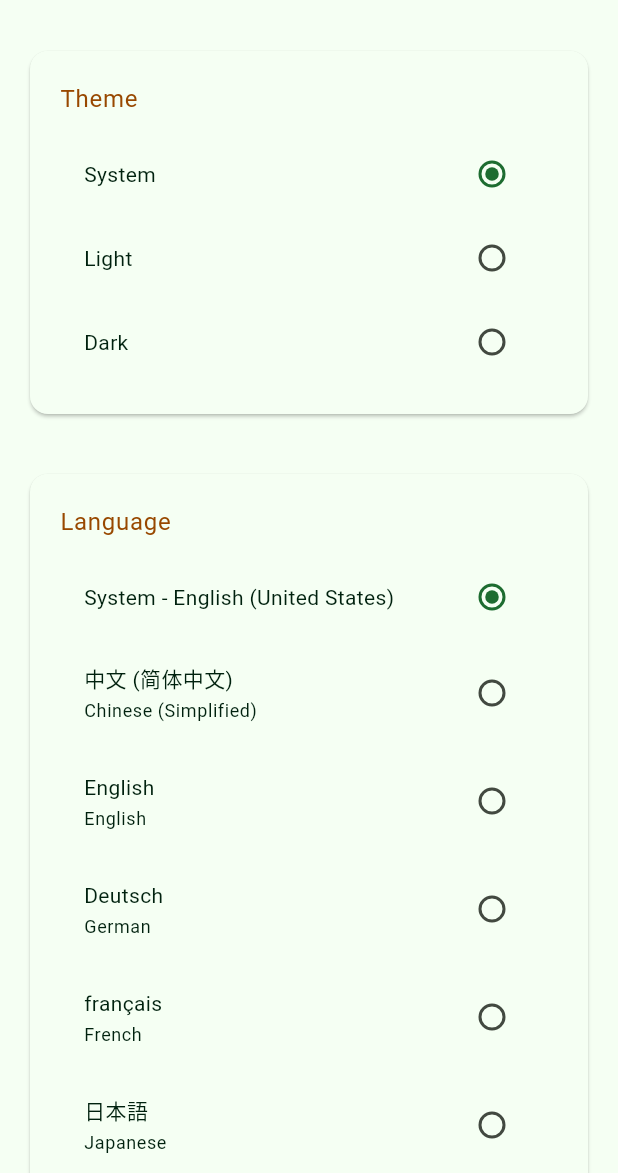
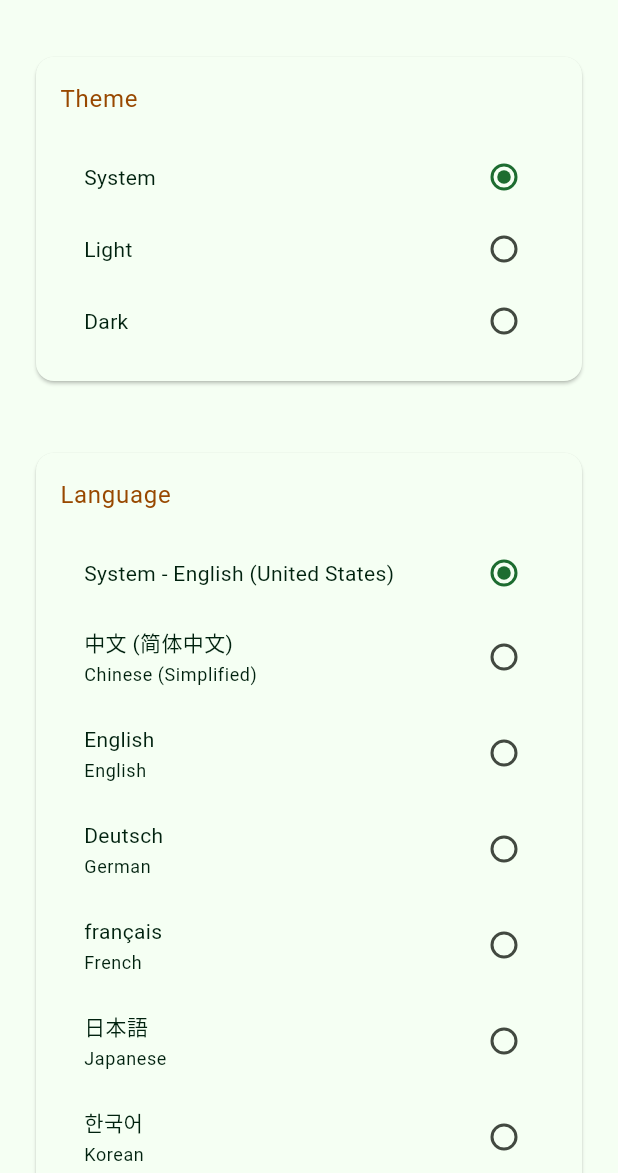
Before and after one commit to mao720/object_note, a Flutter app: the SettingsPage screen opened by its route, on a phone screen of 412 x 824 dp, the part 63-1236 px from its top. Run offline on Flutter 3.47's test engine with Material 2 defaults, Android fonts, the phone set to English and light mode, and no system bars; our stand-ins replace flutter_localized_locales, get, lottie, shared_preferences; accounts and stored records are empty; Roboto replaces fonts that are missing (LXGWWenKaiLite).

Commit message:
feature-setting page

```diff
--- a/lib/pages/settings/settings_view.dart
+++ b/lib/pages/settings/settings_view.dart
@@ -55,20 +55,22 @@ class SettingsPage extends StatelessWidget {
   Widget _createSettingCard(BuildContext context,
       {required String title, required List<Widget> items}) {
     return Card(
-      margin: const EdgeInsets.all(20),
+      margin: const EdgeInsets.all(ThemeConfig.paddingMedium),
       child: Padding(
-        padding: const EdgeInsets.all(20),
+        padding: const EdgeInsets.all(ThemeConfig.paddingSmall),
         child: Column(
           crossAxisAlignment: CrossAxisAlignment.start,
           children: [
-            Text(
-              title,
-              style: Theme.of(context)
-                  .textTheme
-                  .bodyLarge
-                  ?.apply(color: Theme.of(context).colorScheme.secondary),
+            Padding(
+              padding: const EdgeInsets.only(bottom: ThemeConfig.paddingSmall),
+              child: Text(
+                title,
+                style: Theme.of(context)
+                    .textTheme
+                    .bodyLarge
+                    ?.apply(color: Theme.of(context).colorScheme.secondary),
+              ),
             ),
-            const SizedBox(height: 10),
             ...items,
           ],
         ),
@@ -81,6 +83,9 @@ class SettingsPage extends StatelessWidget {
       {String? subtitle}) {
     return Obx(() {
       return RadioListTile(
+        contentPadding:
+            const EdgeInsets.symmetric(horizontal: ThemeConfig.paddingSmall),
+        dense: true,
         activeColor: Theme.of(context).colorScheme.primary,
         controlAffinity: ListTileControlAffinity.trailing,
         title: Text(title ?? '', style: Theme.of(context).textTheme.bodyMedium),
```
